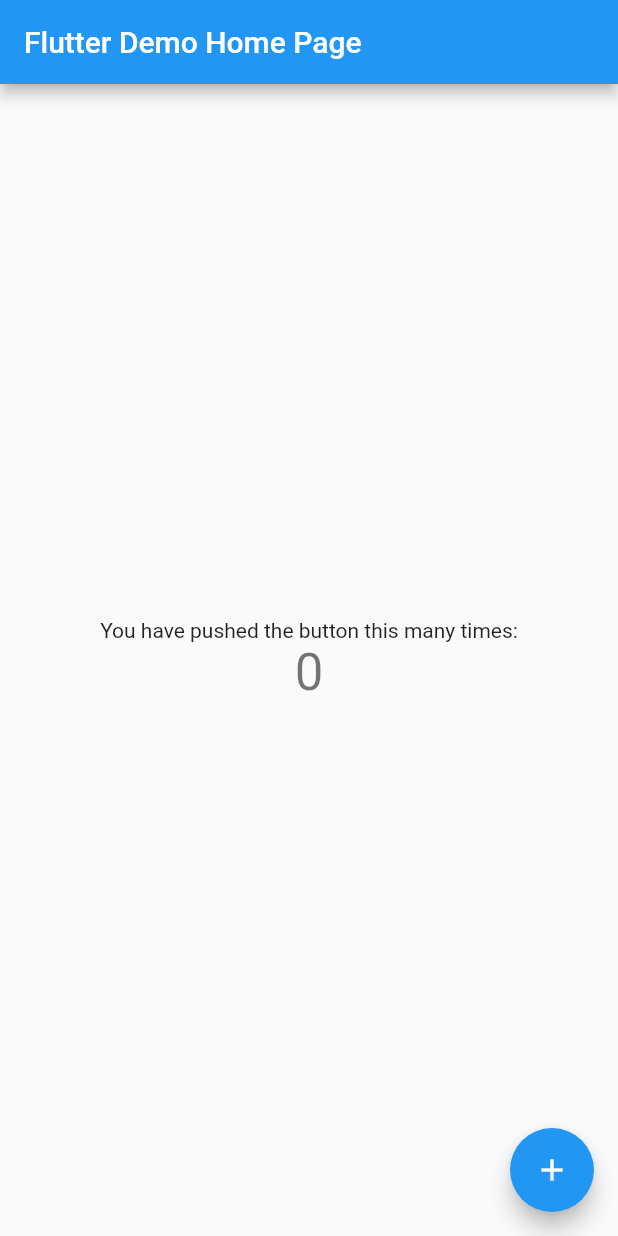
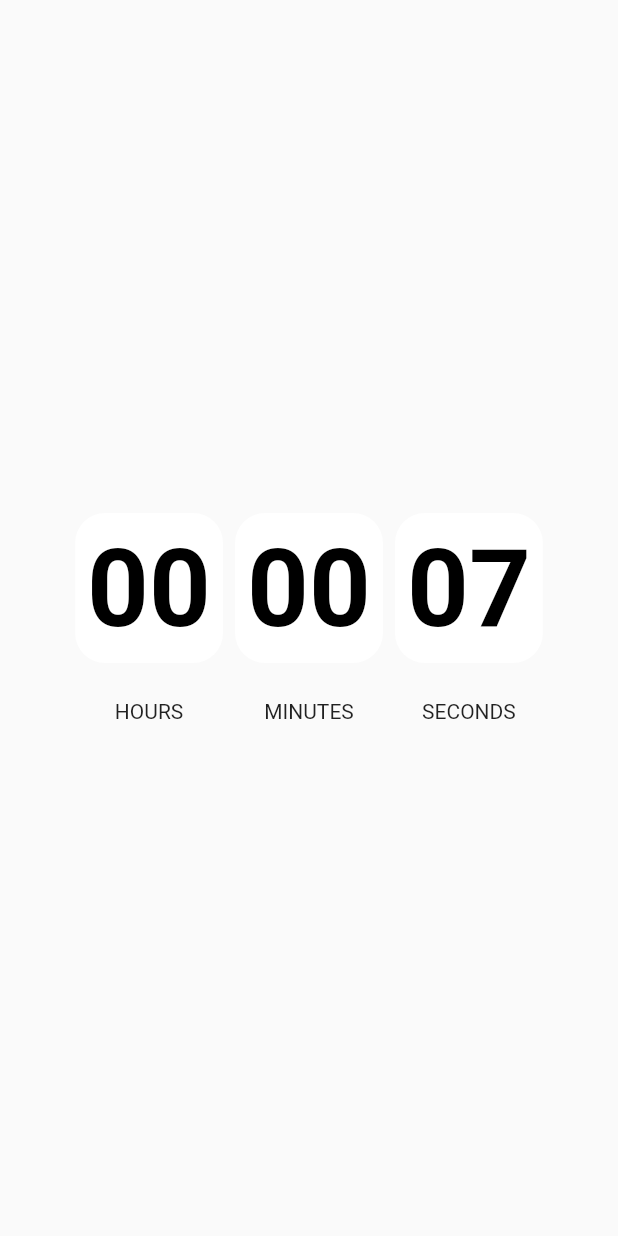
Before and after one commit to saussam18/SocSem-Flutter, a Flutter app: the screen it shows after launch, on a phone screen of 412 x 824 dp. Run offline on Flutter 3.47's test engine with Material 2 defaults, Android fonts, the phone set to English and light mode, and no system bars.

Commit message:
added a good looking timer to start

```diff
--- a/socsem_flutter/lib/main.dart
+++ b/socsem_flutter/lib/main.dart
@@ -1,4 +1,5 @@
 import 'package:flutter/material.dart';
+import 'package:socsem_flutter/pages/reading_timer_page.dart';
 
 void main() {
   runApp(const MyApp());
@@ -24,7 +25,7 @@ class MyApp extends StatelessWidget {
         // is not restarted.
         primarySwatch: Colors.blue,
       ),
-      home: const MyHomePage(title: 'Flutter Demo Home Page'),
+      home: ReadingTimerPage(),
     );
   }
 }
--- /dev/null
+++ b/socsem_flutter/lib/pages/reading_timer_page.dart
@@ -0,0 +1,70 @@
+import 'dart:async';
+
+import 'package:flutter/material.dart';
+
+class ReadingTimerPage extends StatefulWidget {
+  @override
+  _ReadingTimerPageState createState() => _ReadingTimerPageState();
+}
+
+class _ReadingTimerPageState extends State<ReadingTimerPage> {
+  Duration duration = Duration();
+  Timer? timer;
+
+  @override
+  void initState() {
+    super.initState();
+
+    startTimer();
+  }
+
+  void addTime() {
+    final addSeconds = 1;
+
+    setState(() {
+      final seconds = duration.inSeconds + addSeconds;
+      duration = Duration(seconds: seconds);
+    });
+  }
+
+  void startTimer() {
+    timer = Timer.periodic(Duration(seconds: 1), (_) => addTime());
+  }
+
+  @override
+  Widget build(BuildContext context) => Scaffold(
+        body: Center(child: buildTime()),
+      );
+
+  Widget buildTime() {
+    String twoDigits(int n) => n.toString().padLeft(2, '0');
+    final hours = twoDigits(duration.inHours.remainder(60));
+    final minutes = twoDigits(duration.inMinutes.remainder(60));
+    final seconds = twoDigits(duration.inSeconds.remainder(60));
+    return Row(
+      mainAxisAlignment: MainAxisAlignment.center,
+      children: [
+        buildTimeCard(time: hours, header: "HOURS"),
+        const SizedBox(width: 8),
+        buildTimeCard(time: minutes, header: "MINUTES"),
+        const SizedBox(width: 8),
+        buildTimeCard(time: seconds, header: "SECONDS"),
+      ],
+    );
+  }
+
+  Widget buildTimeCard({required String time, required String header}) =>
+      Column(mainAxisAlignment: MainAxisAlignment.center, children: [
+        Container(
+            padding: EdgeInsets.all(8),
+            decoration: BoxDecoration(
+                color: Colors.white, borderRadius: BorderRadius.circular(20)),
+            child: Text(time,
+                style: TextStyle(
+                    fontWeight: FontWeight.bold,
+                    color: Colors.black,
+                    fontSize: 72))),
+        const SizedBox(height: 24),
+        Text(header)
+      ]);
+}
```
